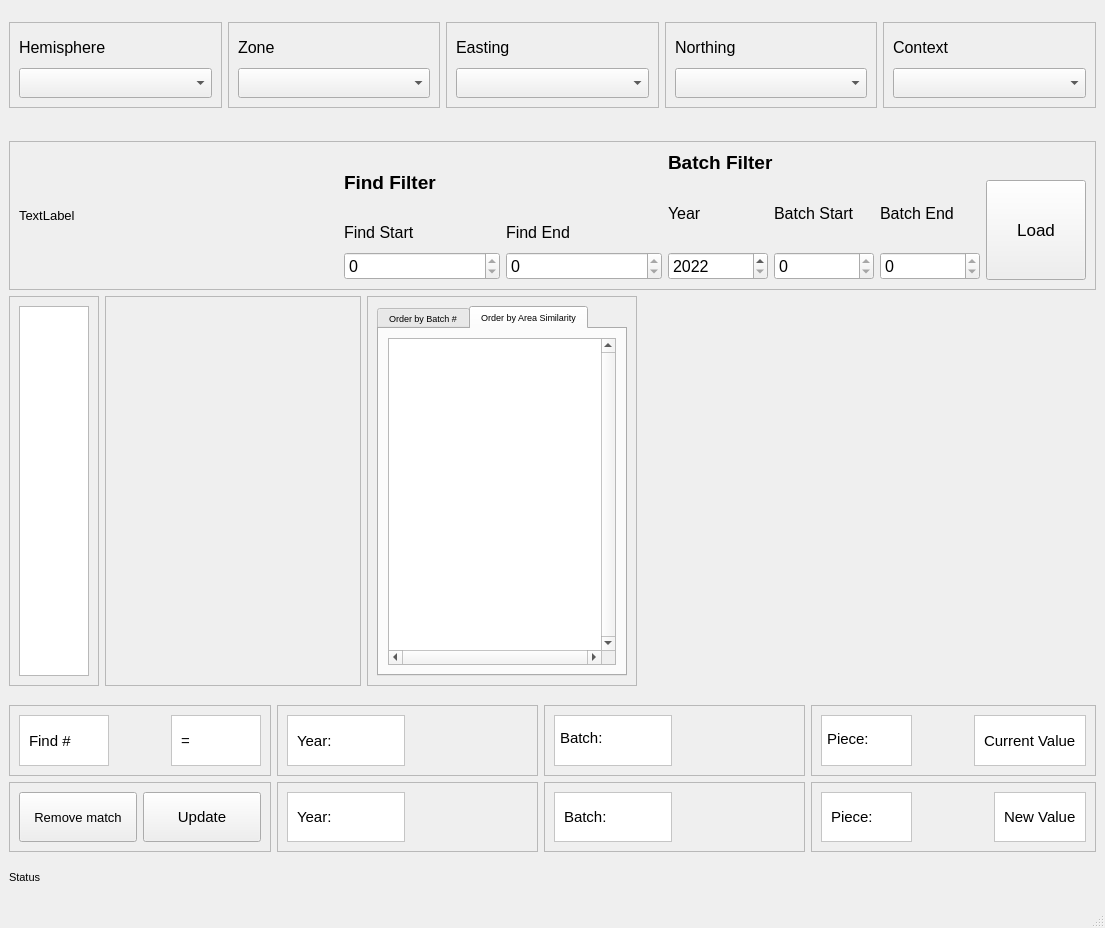
First picture: the form in view/ui_files/MainWindow.ui, repository ggetzie/APSAP, before the edit.
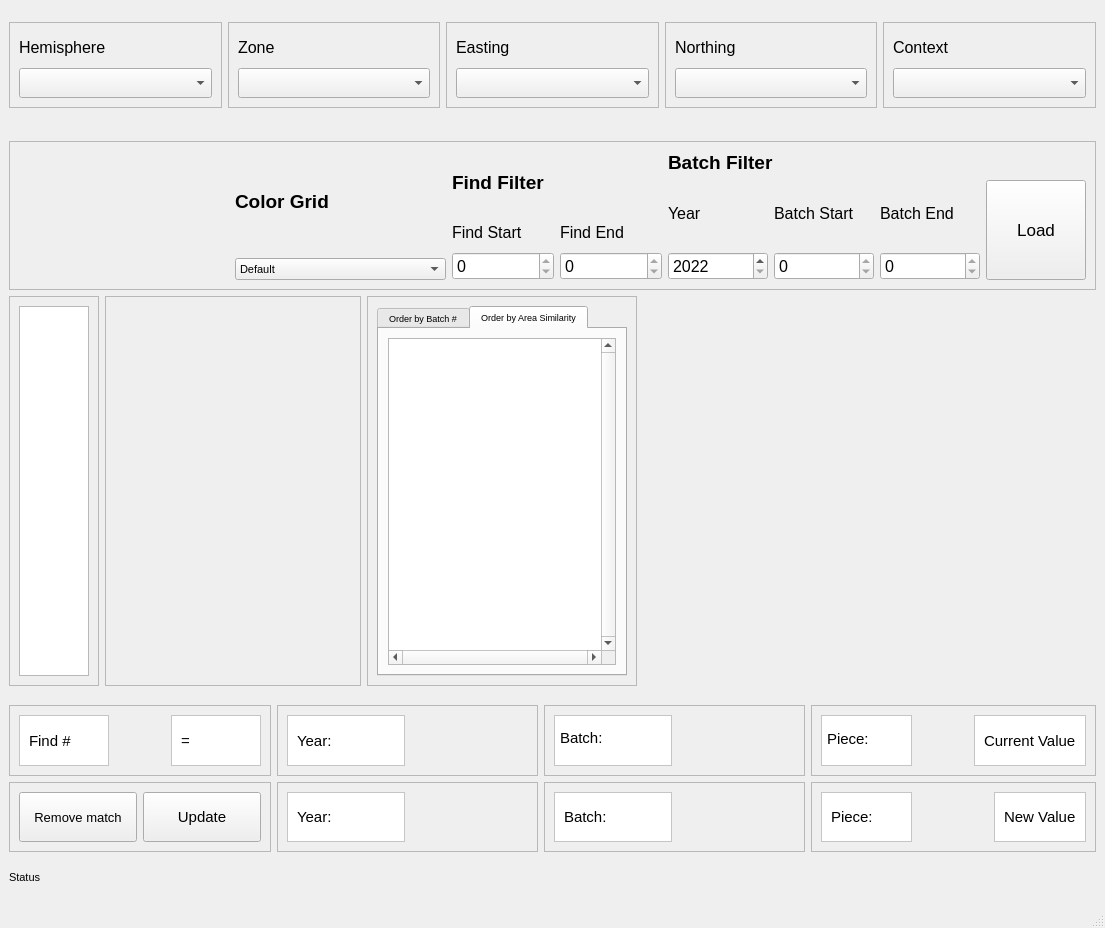
Second picture: the form after the edit. Icons and pictures are not drawn.

Commit message: Added the option to choose a color grid!

Diff of the .ui file:
```diff
--- a/view/ui_files/MainWindow.ui
+++ b/view/ui_files/MainWindow.ui
@@ -1271,14 +1271,60 @@
            </property>
            <property name="font">
             <font>
-             <pointsize>10</pointsize>
+             <pointsize>8</pointsize>
             </font>
            </property>
            <property name="text">
-            <string>TextLabel</string>
+            <string/>
            </property>
           </widget>
          </item>
+         <item>
+          <layout class="QVBoxLayout" name="grid_frame">
+           <item>
+            <widget class="QLabel" name="label">
+             <property name="font">
+              <font>
+               <pointsize>14</pointsize>
+               <weight>75</weight>
+               <bold>true</bold>
+              </font>
+             </property>
+             <property name="text">
+              <string>Color Grid</string>
+             </property>
+            </widget>
+           </item>
+           <item>
+            <widget class="QComboBox" name="comboBox">
+             <property name="iconSize">
+              <size>
+               <width>51</width>
+               <height>60</height>
+              </size>
+             </property>
+             <item>
+              <property name="text">
+               <string>Default</string>
+              </property>
+              <property name="icon">
+               <iconset>
+                <normaloff>./default_grid.jpg</normaloff>./default_grid.jpg</iconset>
+              </property>
+             </item>
+             <item>
+              <property name="text">
+               <string>24ColorCard</string>
+              </property>
+              <property name="icon">
+               <iconset>
+                <normaloff>./24Color_grid.jpg</normaloff>./24Color_grid.jpg</iconset>
+              </property>
+             </item>
+            </widget>
+           </item>
+          </layout>
+         </item>
          <item>
           <layout class="QVBoxLayout" name="find_filter_box">
            <item>
```
The commit also changes 5 other files.
